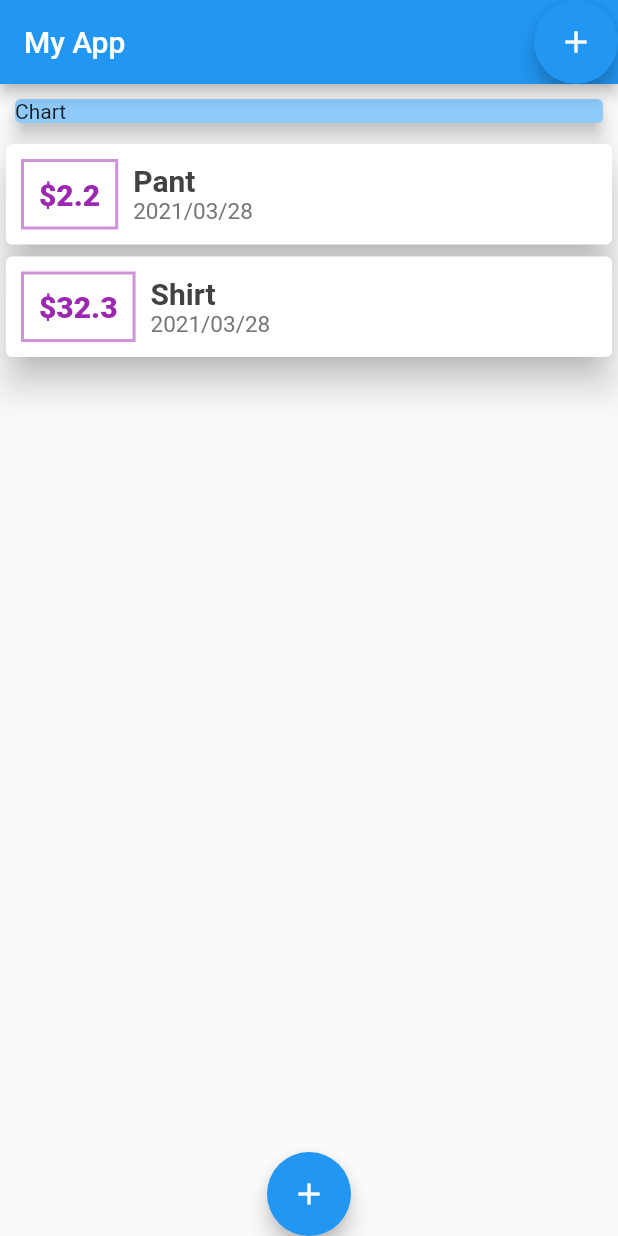
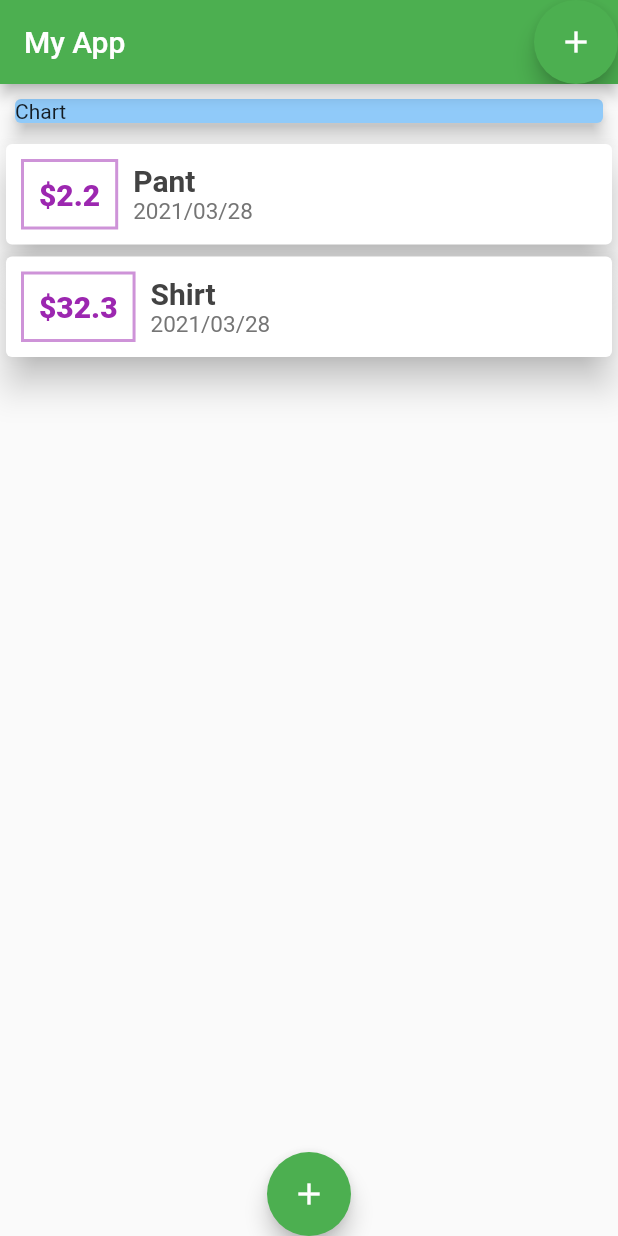
Before and after one commit to kumol/FlutterExercise, a Flutter app: the screen it shows after launch, on a phone screen of 412 x 824 dp. Run offline on Flutter 3.47's test engine with Material 2 defaults, Android fonts, the phone set to English and light mode, and no system bars.

Commit message:
theme added

```diff
--- a/lib/main.dart
+++ b/lib/main.dart
@@ -8,14 +8,26 @@ void main() {
   runApp(MyApp());
 }
 
-class MyApp extends StatefulWidget {
+class MyApp extends StatelessWidget {
   @override
-  State<StatefulWidget> createState() {
-    return MyAppState();
+  Widget build(BuildContext context) {
+    return MaterialApp(
+      debugShowCheckedModeBanner: false,
+      title: "My Expense App",
+      home: ExpenseApp(),
+      theme: ThemeData(primarySwatch: Colors.green),
+    );
   }
 }
 
-class MyAppState extends State<MyApp> {
+class ExpenseApp extends StatefulWidget {
+  @override
+  State<StatefulWidget> createState() {
+    return ExpenseAppState();
+  }
+}
+
+class ExpenseAppState extends State<ExpenseApp> {
   int questionIndex = 0;
   int result = 0;
   void answerQuestion(int count) {
@@ -116,7 +128,8 @@ class MyAppState extends State<MyApp> {
           height: 300,
           child: NewTransaction(addTransaction: addTransaction),
         );
-        });
+      },
+    );
   }
 
   void addTransaction(String title, double amount) {
@@ -133,9 +146,7 @@ class MyAppState extends State<MyApp> {
 
   @override
   Widget build(BuildContext context) {
-    return MaterialApp(
-      debugShowCheckedModeBanner: false,
-      home: Scaffold(
+    return Scaffold(
       appBar: AppBar(
         title: Text("My App"),
         actions: [
@@ -181,7 +192,6 @@ class MyAppState extends State<MyApp> {
       //         questions: questions,
       //         questionIndex: questionIndex)
       //     : Result(result, resetQuiz),
-      ),
     );
   }
 }
```
Lines whose indentation alone changed are shown as unchanged.
